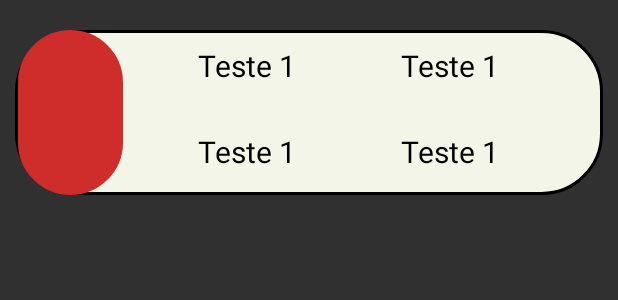
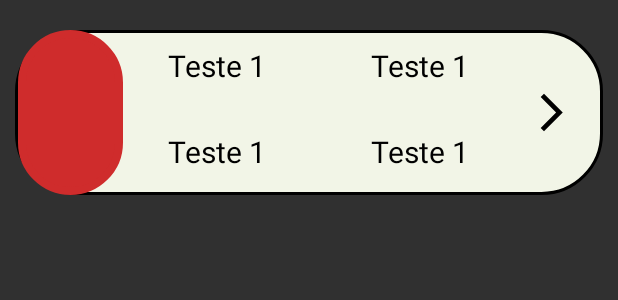
Before and after one commit to UINick/SmartTools-2.0, an Android app: the layout list_item_extrato.xml on its own in the app's theme, with its tools: preview values and no code run, on a phone screen of 412 x 824 dp. Shown: the top 300 px of the screen. Run offline under Robolectric (Android 15) with nearby library versions, the phone set to English and light mode, and no system bars.

Commit message:
adding ids and arrow to cell

```diff
--- /dev/null
+++ b/App/ProjetoSmartTools/app/src/main/res/drawable/ic_arrow_direita.xml
@@ -0,0 +1,11 @@
+<vector xmlns:android="http://schemas.android.com/apk/res/android"
+    android:width="24dp"
+    android:height="24dp"
+    android:viewportWidth="24"
+    android:viewportHeight="24"
+    android:tint="?attr/colorControlNormal"
+    android:autoMirrored="true">
+  <path
+      android:fillColor="@android:color/white"
+      android:pathData="M6.23,20.23l1.77,1.77l10,-10l-10,-10l-1.77,1.77l8.23,8.23z"/>
+</vector>
--- a/App/ProjetoSmartTools/app/src/main/res/layout/list_item_extrato.xml
+++ b/App/ProjetoSmartTools/app/src/main/res/layout/list_item_extrato.xml
@@ -33,7 +33,7 @@
                     android:layout_width="wrap_content"
                     android:layout_height="match_parent"
                     android:orientation="horizontal"
-                    android:layout_marginStart="50dp">
+                    android:layout_marginStart="30dp">
 
                     <LinearLayout
                         android:layout_width="match_parent"
@@ -46,6 +46,7 @@
                             android:textColor="@color/black"
                             android:layout_marginTop="10dp"
                             android:textSize="20sp"
+                            android:id="@+id/lblFirst"
                             android:text="Teste 1"/>
 
                         <TextView
@@ -54,6 +55,7 @@
                             android:textColor="@color/black"
                             android:layout_marginTop="30dp"
                             android:textSize="20sp"
+                            android:id="@+id/txtFirst"
                             android:text="Teste 1"/>
 
                     </LinearLayout>
@@ -70,6 +72,7 @@
                             android:textColor="@color/black"
                             android:layout_marginTop="10dp"
                             android:textSize="20sp"
+                            android:id="@+id/lblSecond"
                             android:text="Teste 1"/>
 
                         <TextView
@@ -78,9 +81,18 @@
                             android:textColor="@color/black"
                             android:layout_marginTop="30dp"
                             android:textSize="20sp"
+                            android:id="@+id/txtSecond"
                             android:text="Teste 1"/>
 
                     </LinearLayout>
+
+                    <ImageView
+                        android:layout_width="30dp"
+                        android:layout_height="match_parent"
+                        android:src="@drawable/ic_arrow_direita"
+                        android:layout_gravity="center"
+                        android:layout_marginStart="40dp"
+                        app:tint="@color/black" />
 
                 </LinearLayout>
 
```
